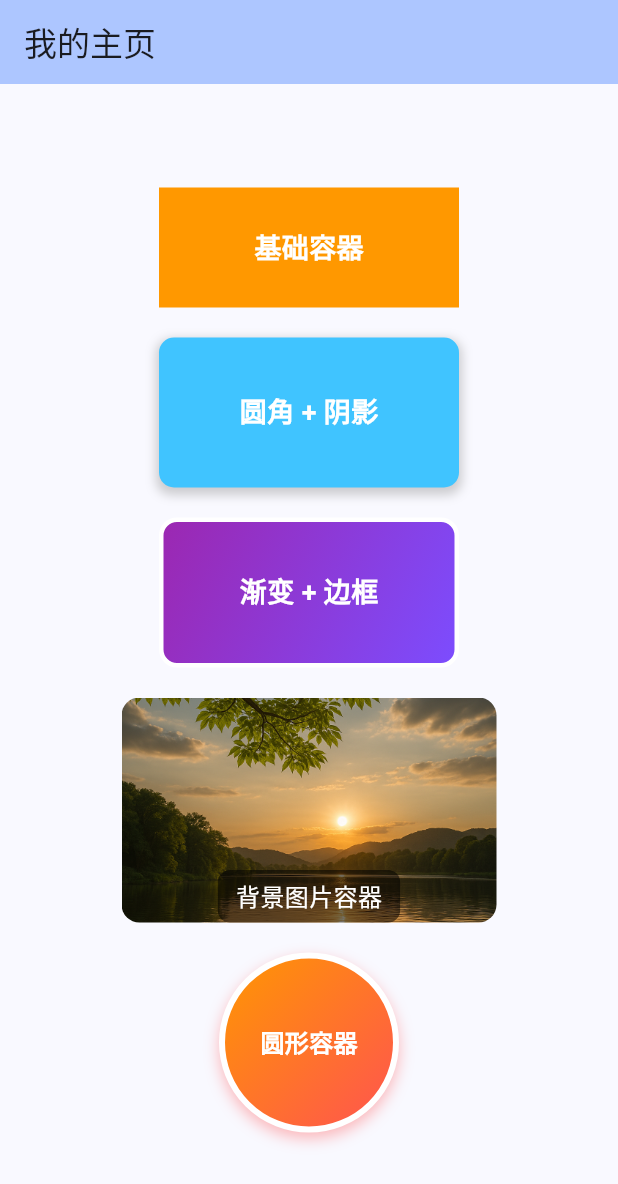
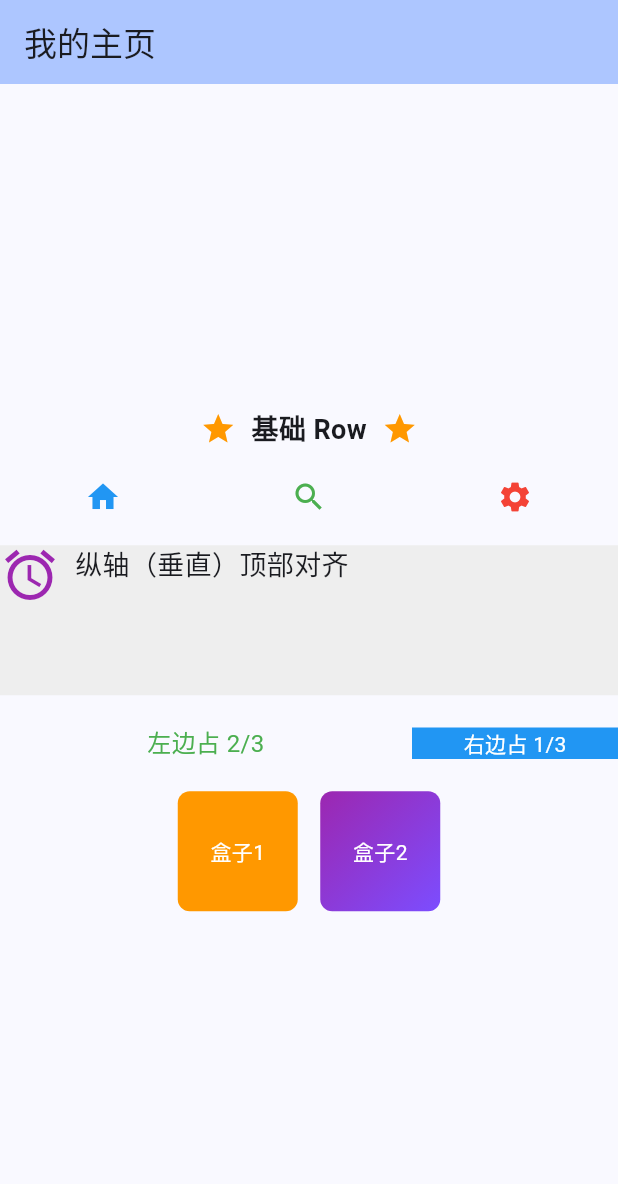
Before and after one commit to joeljhou/hello_flutter, a Flutter app: the screen it shows after launch, on a phone screen of 412 x 824 dp. Shown: the top 1184 px of the screen. Run offline on Flutter 3.47's test engine with Material 3 defaults, Android fonts, the phone set to English and light mode, and no system bars.

Commit message:
feat(widgets): 添加 Row 布局组件

```diff
--- a/lib/main.dart
+++ b/lib/main.dart
@@ -78,7 +78,8 @@ class _MyHomePageState extends State<MyHomePage> {
       body:
       // const TextTest(),
       // const ImageTest(),
-      const ContainerTest(),
+      // const ContainerTest(),
+      const RowTest(),
     );
   }
 }
--- a/lib/widgets/container.dart
+++ b/lib/widgets/container.dart
@@ -6,7 +6,7 @@ class ContainerTest extends StatelessWidget {
   @override
   Widget build(BuildContext context) {
     return Center(
-      child: SingleChildScrollView( // 防止超出屏幕
+      child: SingleChildScrollView(                      // 滚动视图，防止内容溢出
         child: Column(
           mainAxisAlignment: MainAxisAlignment.center,   // 垂直居中
           crossAxisAlignment: CrossAxisAlignment.center, // 水平居中
--- /dev/null
+++ b/lib/widgets/row.dart
@@ -0,0 +1,122 @@
+import 'package:flutter/material.dart';
+
+class RowTest extends StatelessWidget {
+  const RowTest({super.key});
+
+  @override
+  Widget build(BuildContext context) {
+    return Center(
+      child: SingleChildScrollView(       // 滚动视图，防止内容溢出
+        scrollDirection: Axis.vertical,   // 支持垂直滚动
+        child: Column(
+          mainAxisAlignment: MainAxisAlignment.center,   // 主轴居中
+          mainAxisSize: MainAxisSize.min,                // Row 只占子元素总宽度（默认是 MainAxisSize.max，占满父容器）
+          children: <Widget>[
+            const SizedBox(height: 20),
+
+            // 水平居中
+            Row(
+              // textDirection: TextDirection.ltr,            // 从左到右布局（默认）
+              mainAxisAlignment: MainAxisAlignment.center,    // 子件水平居中
+              children: const [
+                Icon(Icons.star, color: Colors.orange),
+                SizedBox(width: 10),
+                Text('基础 Row', style: TextStyle(fontSize: 18, fontWeight: FontWeight.bold),),
+                SizedBox(width: 10),
+                Icon(Icons.star, color: Colors.orange),
+              ],
+            ),
+
+            const SizedBox(height: 20),
+
+            // 水平均匀分布
+            Row(
+              mainAxisAlignment: MainAxisAlignment.spaceAround,  // 主轴均匀分布
+              children: const [
+                Icon(Icons.home, color: Colors.blue),
+                Icon(Icons.search, color: Colors.green),
+                Icon(Icons.settings, color: Colors.red),
+              ],
+            ),
+
+            const SizedBox(height: 20),
+
+            // 纵轴顶部对齐
+            Container(
+              color: Colors.grey[200],     // 背景色
+              height: 100,                 // 固定高度
+              width: double.infinity,      // 宽度撑满父容器
+              child: Row(
+                crossAxisAlignment: CrossAxisAlignment.start,     // 纵轴顶部对齐
+                children: const [
+                  Icon(Icons.access_alarm, size: 40, color: Colors.purple),
+                  SizedBox(width: 10),
+                  Text('纵轴（垂直）顶部对齐', style: TextStyle(fontSize: 18),),
+                ],
+              ),
+            ),
+
+            const SizedBox(height: 20),
+
+            // Expanded 占比布局
+            Row(
+              children: const [
+                Expanded(
+                  flex: 2,
+                  child: Text('左边占 2/3', textAlign: TextAlign.center,   // 文字内容居中
+                    style: TextStyle(fontSize: 16, color: Colors.green),  // 文字样式
+                  ),
+                ),
+                Expanded(
+                  flex: 1,
+                  child: ColoredBox(                // 背景色盒子
+                    color: Colors.blue,             // 背景色（蓝色）
+                    child: Center(                  // 内容居中
+                      child: Text('右边占 1/3', style: TextStyle(color: Colors.white),),   // 文字样式（白色）
+                    ),
+                  ),
+                ),
+              ],
+            ),
+
+            const SizedBox(height: 20),
+
+            // Row 嵌套 Container
+            Row(
+              mainAxisAlignment: MainAxisAlignment.center,
+              children: [
+                Container(
+                  width: 80,
+                  height: 80,
+                  alignment: Alignment.center,
+                  decoration: BoxDecoration(
+                    color: Colors.orange,                   // 背景色（橙色）
+                    borderRadius: BorderRadius.circular(8), // 圆角
+                  ),
+                  child: const Text('盒子1', style: TextStyle(color: Colors.white),),
+                ),
+                const SizedBox(width: 15),
+                Container(
+                  width: 80,
+                  height: 80,
+                  alignment: Alignment.center,
+                  decoration: BoxDecoration(
+                    gradient: const LinearGradient(                       // 线性渐变
+                      colors: [Colors.purple, Colors.deepPurpleAccent],   // 渐变颜色（紫色到深紫）
+                      begin: Alignment.topLeft,                           // 渐变起点（左上角）
+                      end: Alignment.bottomRight,                         // 渐变终点（右下角）
+                    ),
+                    borderRadius: BorderRadius.circular(8),               // 圆角
+                  ),
+                  child: const Text('盒子2', style: TextStyle(color: Colors.white),),
+                ),
+              ],
+            ),
+
+            const SizedBox(height: 20),
+          ],
+        ),
+      ),
+    );
+  }
+}
--- a/lib/widgets/widgets.dart
+++ b/lib/widgets/widgets.dart
@@ -2,3 +2,4 @@
 export 'text.dart';
 export 'image.dart';
 export 'container.dart';
+export 'row.dart';
```
